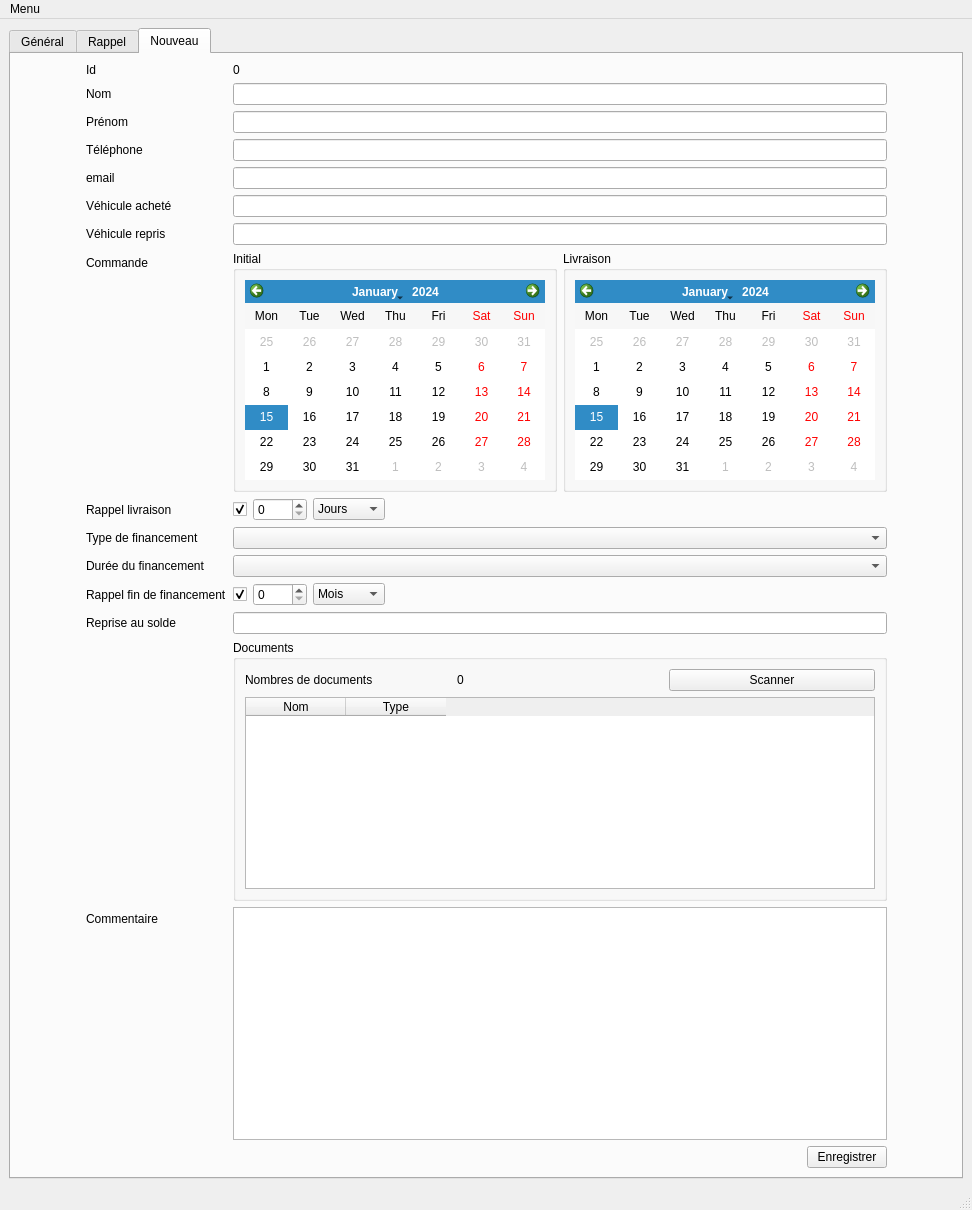
firedream89/customer-database, file mainwindow.ui: the form before one commit.
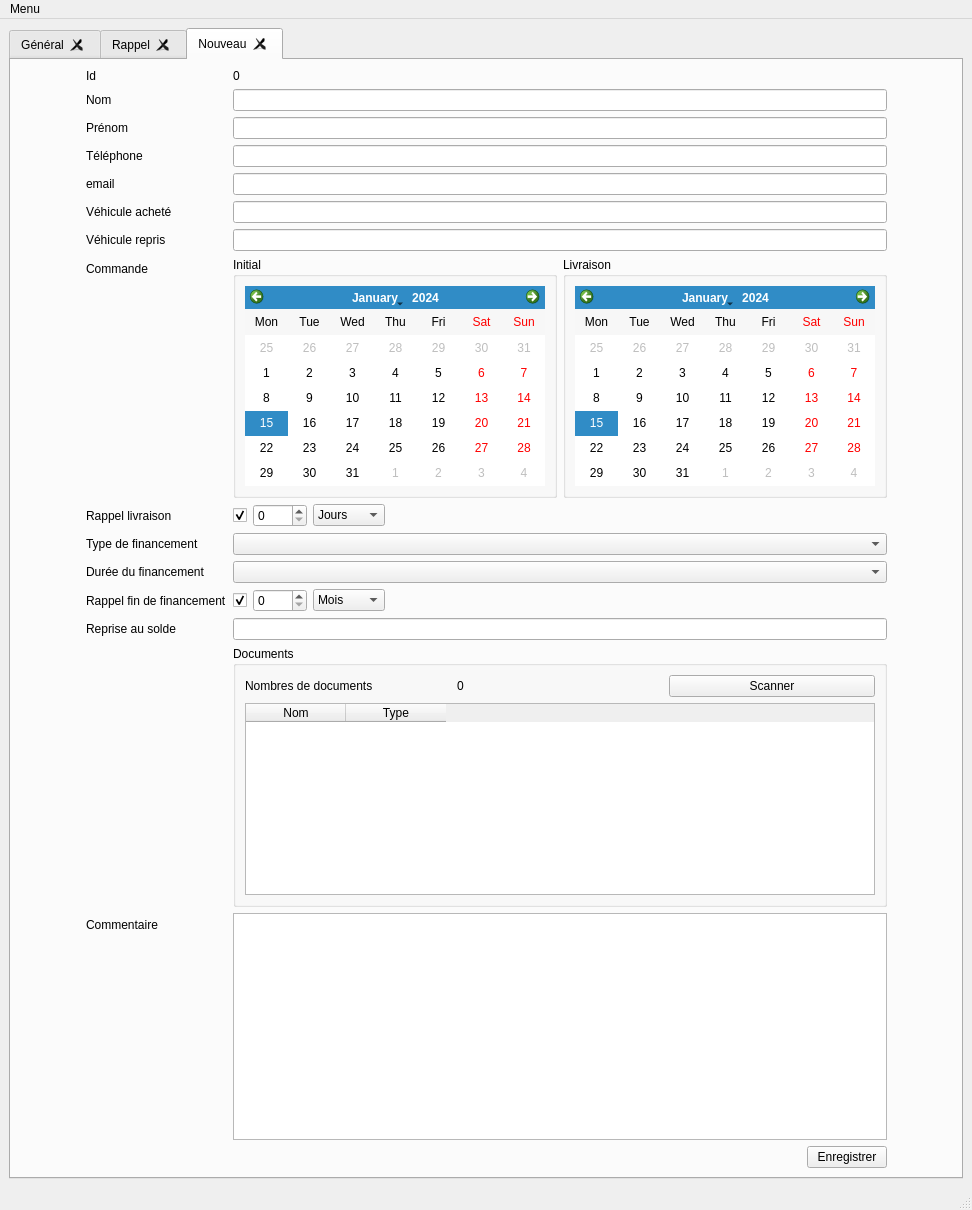
The form after the commit.

Commit message: Ajout possibilté de fermeture des tabs

Diff of the .ui file:
```diff
--- a/mainwindow.ui
+++ b/mainwindow.ui
@@ -20,6 +20,9 @@
       <property name="currentIndex">
        <number>2</number>
       </property>
+      <property name="tabsClosable">
+       <bool>true</bool>
+      </property>
       <widget class="QWidget" name="main">
        <attribute name="title">
         <string>Général</string>
```
The commit also changes 2 other files.
